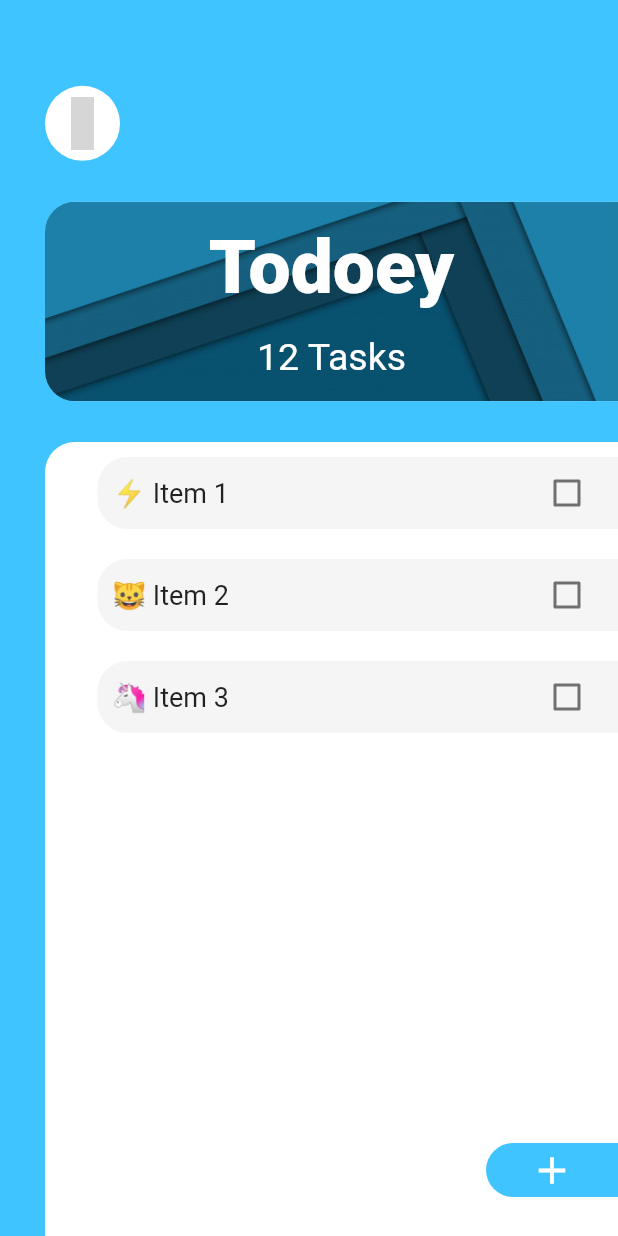
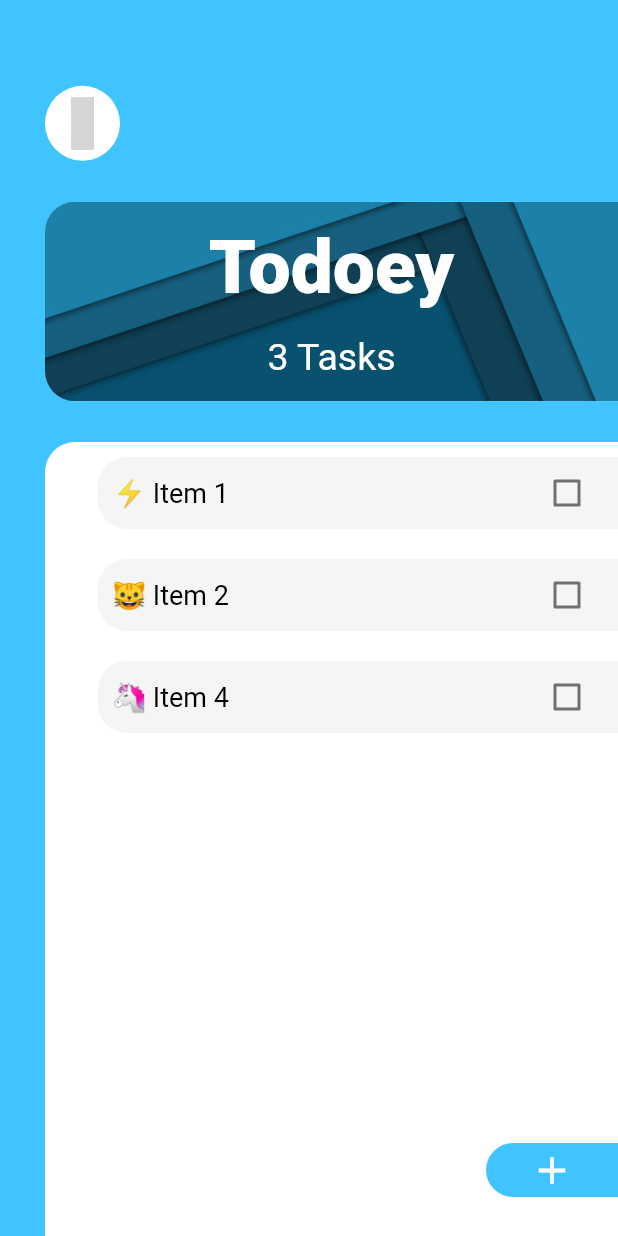
Before and after one commit to anup-a/Flutter-TODO-App, a Flutter app: the screen it shows after launch, on a phone screen of 412 x 824 dp. Run offline on Flutter 3.47's test engine with Material 2 defaults, Android fonts, the phone set to English and light mode, and no system bars; our stand-ins replace flutter_icons; grey boxes are pictures that could not be loaded.

Commit message:
updated UI + Provider States

```diff
--- a/lib/components/task_item.dart
+++ b/lib/components/task_item.dart
@@ -2,14 +2,19 @@ import 'package:flutter/material.dart';
 import 'package:theapp/constants.dart';
 
 class TaskItem extends StatelessWidget {
-  TaskItem({this.text, this.isComplete});
-  final text;
-  final isComplete;
+  TaskItem(
+      {this.text, this.isComplete, this.toggleTask, this.longPressCallBack});
+  final String text;
+  final bool isComplete;
+  final Function toggleTask;
+  final Function longPressCallBack;
 
   @override
   Widget build(BuildContext context) {
     return Padding(
       padding: const EdgeInsets.symmetric(vertical: 10.0),
+      child: GestureDetector(
+        onLongPress: longPressCallBack,
         child: Container(
           padding: EdgeInsets.symmetric(horizontal: 10.0, vertical: 0.0),
           decoration: BoxDecoration(
@@ -24,13 +29,17 @@ class TaskItem extends StatelessWidget {
             children: <Widget>[
               Text(
                 text,
-              style: kTaskStyle,
+                style: kTaskStyle.copyWith(
+                  decoration: isComplete ? TextDecoration.lineThrough : null,
+                  color: isComplete ? Colors.grey : Colors.black,
+                ),
               ),
               Checkbox(
-              value: false,
-              onChanged: (value) {},
+                value: isComplete,
+                onChanged: toggleTask,
               )
             ],
+          ),
         ),
       ),
     );
--- a/lib/components/task_list_view.dart
+++ b/lib/components/task_list_view.dart
@@ -1,32 +1,45 @@
 import 'package:flutter/material.dart';
+import 'package:provider/provider.dart';
+import 'package:theapp/models/task_data.dart';
 import './task_item.dart';
+import 'package:theapp/models/tasks.dart';
 
-class TaskListView extends StatelessWidget {
-  TaskListView({this.tasksList});
-  final tasksList;
-  List<TaskItem> taskitemList = [];
-  List<TaskItem> generateItems() {
-    tasksList.forEach((task) {
-      taskitemList.add(
-        TaskItem(
-          text: task['text'],
-          isComplete: task['isComplete'],
-        ),
-      );
-    });
-    return taskitemList;
+class TaskListView extends StatefulWidget {
+  TaskListView({this.taskitemList});
+  final taskitemList;
+
+  @override
+  _TaskListViewState createState() => _TaskListViewState();
 }
 
+class _TaskListViewState extends State<TaskListView> {
   @override
   Widget build(BuildContext context) {
+    return Consumer<TaskData>(
+      builder: (context, taskData, child) {
         return Padding(
           padding: const EdgeInsets.only(
             left: 35.0,
           ),
-      child: ListView(
-        // crossAxisAlignment: CrossAxisAlignment.start,
-        children: generateItems(),
+          child: ListView.builder(
+            itemBuilder: (context, index) {
+              return TaskItem(
+                text: taskData.tasks[index].title,
+                isComplete: taskData.tasks[index].isComplete,
+                toggleTask: (checkboxState) {
+                  Provider.of<TaskData>(context, listen: false)
+                      .toggleTask(taskData.tasks[index]);
+                },
+                longPressCallBack: () {
+                  Provider.of<TaskData>(context, listen: false)
+                      .deleteTask(taskData.tasks[index]);
+                },
+              );
+            },
+            itemCount: taskData.taskLength(),
           ),
+        );
+      },
     );
   }
 }
--- a/lib/main.dart
+++ b/lib/main.dart
@@ -1,5 +1,7 @@
 import 'package:flutter/material.dart';
+import 'package:theapp/models/task_data.dart';
 import 'package:theapp/screens/tasks_screen.dart';
+import 'package:provider/provider.dart';
 
 void main() {
   runApp(MyApp());
@@ -8,9 +10,12 @@ void main() {
 class MyApp extends StatelessWidget {
   @override
   Widget build(BuildContext context) {
-    return MaterialApp(
-      debugShowCheckedModeBanner: false,
-      home: TasksScreen(),
+    return ChangeNotifierProvider(
+      create: (context) => TaskData(),
+      child: MaterialApp(
+        debugShowCheckedModeBanner: false,
+        home: TasksScreen(),
+      ),
     );
   }
 }
--- /dev/null
+++ b/lib/models/task_data.dart
@@ -0,0 +1,30 @@
+import 'package:flutter/cupertino.dart';
+import 'tasks.dart';
+
+class TaskData extends ChangeNotifier {
+  List<Task> tasks = [
+    Task(title: "⚡ Item 1", isComplete: false),
+    Task(title: "🐱‍ Item 2", isComplete: false),
+    Task(title: "🦄 Item 4", isComplete: false),
+  ];
+
+  int taskLength() {
+    return tasks.length;
+  }
+
+  void addTask(String taskTitle) {
+    final Task task = Task(title: taskTitle, isComplete: false);
+    tasks.add(task);
+    notifyListeners();
+  }
+
+  void toggleTask(Task task) {
+    task.toggleComplete();
+    notifyListeners();
+  }
+
+  void deleteTask(Task task) {
+    tasks.remove(task);
+    notifyListeners();
+  }
+}
--- /dev/null
+++ b/lib/models/tasks.dart
@@ -0,0 +1,10 @@
+class Task {
+  String title;
+  bool isComplete;
+
+  Task({this.title, this.isComplete});
+
+  void toggleComplete() {
+    isComplete = !isComplete;
+  }
+}
--- a/lib/screens/tasks_screen.dart
+++ b/lib/screens/tasks_screen.dart
@@ -1,17 +1,19 @@
 import 'package:flutter/material.dart';
 import 'package:flutter_icons/flutter_icons.dart';
+import 'package:provider/provider.dart';
 import 'package:theapp/components/add_task_screen.dart';
 import 'package:theapp/constants.dart';
 import 'package:theapp/components/custom_button.dart';
 import 'package:theapp/components/task_list_view.dart';
+import 'package:theapp/models/task_data.dart';
+import 'package:theapp/models/tasks.dart';
 
-class TasksScreen extends StatelessWidget {
-  final tasksList = [
-    {"text": "⚡ Item 1", "isComplete": false},
-    {"text": "🐱‍ Item 2", "isComplete": false},
-    {"text": "🦄 Item 3", "isComplete": false},
-  ];
+class TasksScreen extends StatefulWidget {
+  @override
+  _TasksScreenState createState() => _TasksScreenState();
+}
 
+class _TasksScreenState extends State<TasksScreen> {
   @override
   Widget build(BuildContext context) {
     return Scaffold(
@@ -70,7 +72,7 @@ class TasksScreen extends StatelessWidget {
                             height: 15.0,
                           ),
                           Text(
-                            '12 Tasks',
+                            '${Provider.of<TaskData>(context).taskLength()} Tasks',
                             style: kSubStyle,
                           ),
                         ],
@@ -93,9 +95,7 @@ class TasksScreen extends StatelessWidget {
                     mainAxisAlignment: MainAxisAlignment.spaceBetween,
                     children: <Widget>[
                       Expanded(
-                        child: TaskListView(
-                          tasksList: tasksList,
-                        ),
+                        child: TaskListView(),
                       ),
                       Row(
                         mainAxisAlignment: MainAxisAlignment.end,
@@ -123,7 +123,8 @@ class TasksScreen extends StatelessWidget {
                                         child: AddTaskScreen(),
                                       ),
                                     );
-                                    });
+                                  },
+                                );
                               },
                             ),
                           ),
--- a/pubspec.yaml
+++ b/pubspec.yaml
@@ -29,6 +29,7 @@ dependencies:
   # Use with the CupertinoIcons class for iOS style icons.
   cupertino_icons: ^0.1.3
   flutter_icons: ^1.1.0
+  provider: ^4.1.2
 
 dev_dependencies:
   flutter_test:
```
Also changed, not shown: lib/components/add_task_screen.dart (+11 -15 lines), pubspec.lock. Lines whose indentation alone changed are shown as unchanged.
